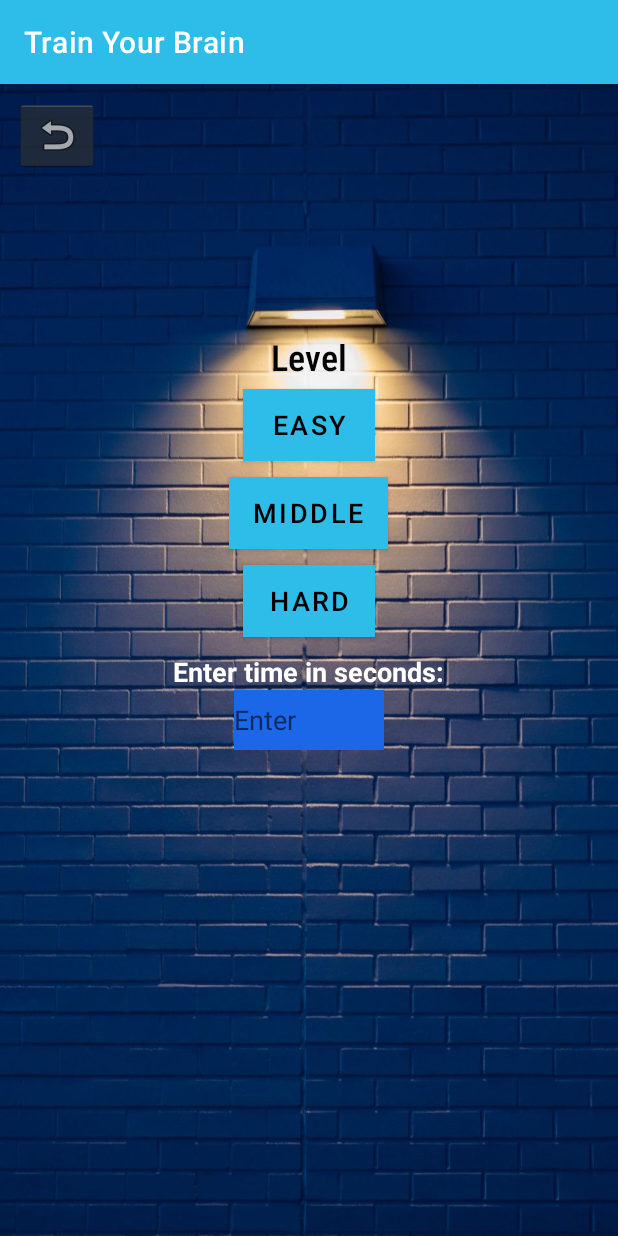
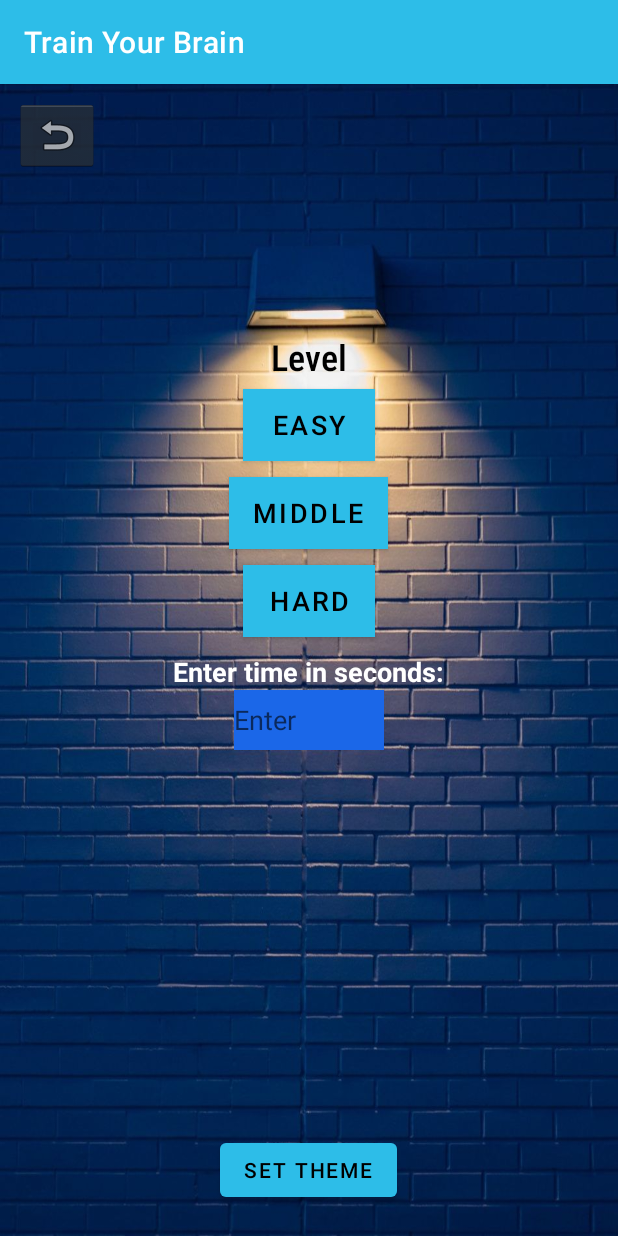
Before and after one commit to AlexYemelianov/TrainYourBrain, an Android app: the Settings screen opened directly, with no data from a screen before it, on a phone screen of 412 x 824 dp. Run offline under Robolectric (Android 15) with nearby library versions, the phone set to English and light mode, and no system bars; Roboto replaces fonts that are not available here.

Commit message:
added theme changing

```diff
--- a/app/build.gradle
+++ b/app/build.gradle
@@ -39,7 +39,8 @@ dependencies {
     implementation 'androidx.appcompat:appcompat:1.2.0'
     implementation 'com.google.android.material:material:1.3.0'
     implementation 'androidx.constraintlayout:constraintlayout:2.0.4'
-    testImplementation 'junit:junit:4.+'
+    testImplementation 'junit:junit:4.13.2'
     androidTestImplementation 'androidx.test.ext:junit:1.1.2'
     androidTestImplementation 'androidx.test.espresso:espresso-core:3.3.0'
+    implementation "androidx.preference:preference-ktx:1.1.1"
 }
--- a/app/src/main/java/com/yemelianov/trainyourbrain/MainActivity.kt
+++ b/app/src/main/java/com/yemelianov/trainyourbrain/MainActivity.kt
@@ -197,6 +197,8 @@ class MainActivity : AppCompatActivity() {
 
         val editor = savedPref.edit()
 
+
+
     }
 
     override fun onPause() {
--- /dev/null
+++ b/app/src/main/java/com/yemelianov/trainyourbrain/MyPreferences.kt
@@ -0,0 +1,17 @@
+package com.yemelianov.trainyourbrain
+
+import android.content.Context
+import androidx.preference.PreferenceManager
+
+class MyPreferences(context: Context?) {
+
+    companion object {
+        private const val DARK_STATUS = "io.github.manuelernesto.DARK_STATUS"
+    }
+
+    private val preferences = PreferenceManager.getDefaultSharedPreferences(context)
+
+    var darkMode = preferences.getInt(DARK_STATUS, 0)
+        set(value) = preferences.edit().putInt(DARK_STATUS, value).apply()
+
+}
--- a/app/src/main/res/layout/settings_layout.xml
+++ b/app/src/main/res/layout/settings_layout.xml
@@ -1,5 +1,6 @@
 <?xml version="1.0" encoding="utf-8"?>
-<RelativeLayout xmlns:android="http://schemas.android.com/apk/res/android"
+<RelativeLayout
+    xmlns:android="http://schemas.android.com/apk/res/android"
     xmlns:app="http://schemas.android.com/apk/res-auto"
     android:layout_width="match_parent"
     android:layout_height="match_parent"
@@ -13,7 +14,7 @@
         android:layout_height="wrap_content"
         android:layout_centerHorizontal="true"
         android:layout_marginTop="165dp"
-        android:text="Level"
+        android:text="@string/level"
         android:textColor="@android:color/background_dark"
         android:textSize="24sp"
         android:textStyle="bold"
@@ -23,7 +24,7 @@
         android:id="@+id/easy"
         android:layout_width="wrap_content"
         android:layout_height="wrap_content"
-        android:text="Easy"
+        android:text="@string/easy_level"
         android:layout_centerHorizontal="true"
         android:layout_below="@+id/lvlTv"
         android:textColor="@android:color/black"
@@ -36,7 +37,7 @@
         android:id="@+id/middle"
         android:layout_width="wrap_content"
         android:layout_height="wrap_content"
-        android:text="Middle"
+        android:text="@string/middle_level"
         android:layout_centerHorizontal="true"
         android:layout_below="@+id/easy"
         android:textColor="@android:color/black"
@@ -49,7 +50,7 @@
         android:id="@+id/hard"
         android:layout_width="wrap_content"
         android:layout_height="wrap_content"
-        android:text="Hard"
+        android:text="@string/hard_level"
         android:layout_centerHorizontal="true"
         android:layout_below="@+id/middle"
         android:textColor="@android:color/black"
@@ -91,5 +92,15 @@
         android:inputType="numberDecimal"
         android:hint="@string/hint"/>
 
+    <Button
+        android:id="@+id/setThemeBtn"
+        android:layout_width="wrap_content"
+        android:layout_height="wrap_content"
+        android:layout_centerHorizontal="true"
+        android:layout_alignParentBottom="true"
+        android:layout_marginBottom="20dp"
+        android:text="@string/edit_theme"
+        android:textColor="@android:color/background_dark"
+        />
 
 </RelativeLayout>
--- a/app/src/main/res/values/strings.xml
+++ b/app/src/main/res/values/strings.xml
@@ -23,5 +23,10 @@
     <string name="best_score">Your best score is %1$d</string>
     <string name="hint">Enter</string>
     <string name="enter_time_in_seconds">Enter time in seconds:</string>
+    <string name="hard_level">Hard</string>
+    <string name="level">Level</string>
+    <string name="easy_level">Easy</string>
+    <string name="middle_level">Middle</string>
+    <string name="edit_theme">Set theme</string>
 
 </resources>
--- a/app/src/main/res/values/themes.xml
+++ b/app/src/main/res/values/themes.xml
@@ -6,8 +6,8 @@
         <item name="colorPrimaryVariant">@color/colorPrimaryDark</item>
         <item name="colorOnPrimary">@color/colorPrimary</item>
         <!-- Secondary brand color. -->
-        <item name="colorSecondary">@color/colorPrimary</item>
-        <item name="colorSecondaryVariant">@color/colorPrimaryDark</item>
+        <item name="colorSecondary">#939598</item>
+        <item name="colorSecondaryVariant">#414042</item>
         <item name="colorOnSecondary">@color/colorPrimaryDark</item>
         <!-- Status bar color. -->
         <item name="android:statusBarColor" tools:targetApi="l">?attr/colorPrimaryVariant</item>
```
Also changed, not shown: app/src/main/AndroidManifest.xml (+8 -3 lines), app/src/main/java/com/yemelianov/trainyourbrain/Settings.kt (+60 -0 lines), app/src/main/res/values/styles.xml (+7 -1 lines).
